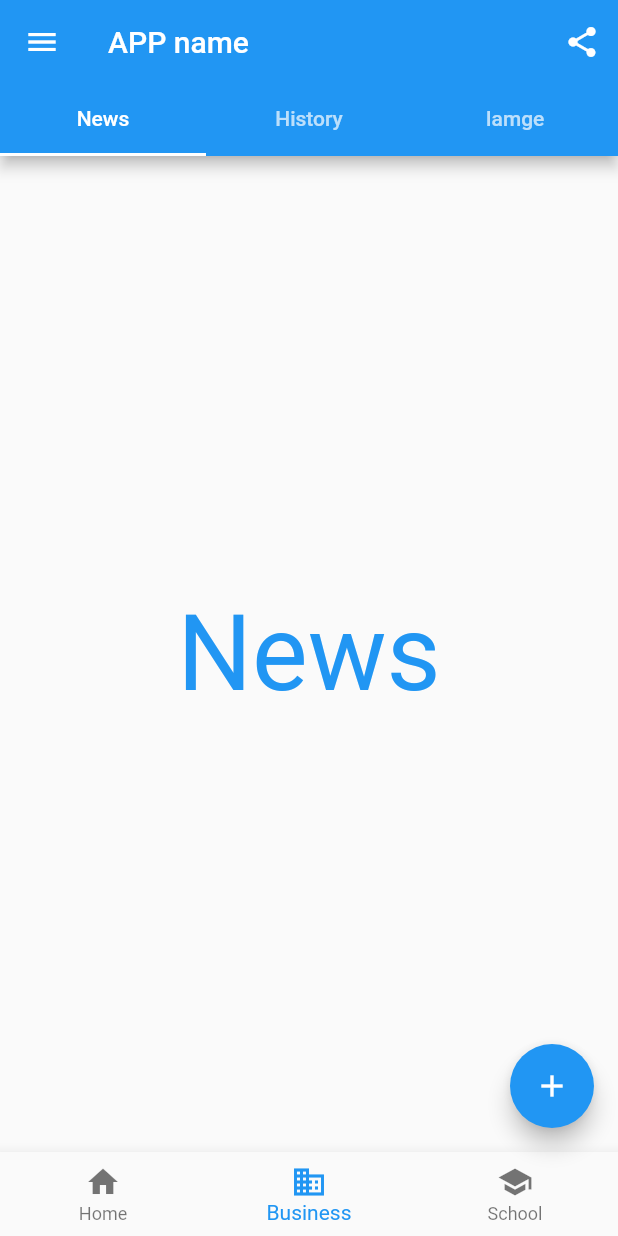
After one commit to hmhm7442/flutter_learn, a Flutter app: the screen it shows after launch, after a tap on the "android" icon, on a phone screen of 412 x 824 dp. The commit adds this screen. Run offline on Flutter 3.47's test engine with Material 2 defaults, Android fonts, the phone set to English and light mode, and no system bars.

Commit message:
add home demo

```diff
--- /dev/null
+++ b/lib/Home.dart
@@ -0,0 +1,123 @@
+import 'package:flutter/material.dart';
+
+class PageDemo extends StatefulWidget {
+  @override
+  State<StatefulWidget> createState() {
+    return PageDemoState();
+  }
+}
+
+class PageDemoState extends State with SingleTickerProviderStateMixin {
+  int _curIndex = 1;
+
+  TabController _tabController;
+  List tabs = ["News", "History", "Iamge"];
+
+  @override
+  void initState() {
+    super.initState();
+    _tabController = TabController(length: tabs.length, vsync: this);
+  }
+
+  void clickShare(BuildContext ctx) {
+    Scaffold.of(ctx).openDrawer();
+  }
+
+  void clickTab(int index) {
+    setState(() {
+      _curIndex = index;
+    });
+  }
+
+  void clickFloat() {}
+
+  @override
+  Widget build(BuildContext context) {
+    return Scaffold(
+      appBar: AppBar(
+        title: Text('APP name'),
+        actions: <Widget>[
+          IconButton(
+            icon: Icon(Icons.share),
+            onPressed: () {
+              clickShare(context);
+            },
+          )
+        ],
+        bottom: TabBar(
+          controller: _tabController,
+          tabs: tabs.map((t)=>Tab(text:t)).toList(),
+          // onTap: clickTab,
+        ),
+      ),
+      drawer: MyDrawer() ,
+      body: TabBarView(
+        controller: _tabController,
+        children: tabs.map((tab){
+          return Container(
+            alignment: Alignment.center,
+            child: Text(tab,textScaleFactor: 5,style: TextStyle(color: Colors.blue),),
+          );
+        }).toList(),
+      ),
+      bottomNavigationBar: BottomNavigationBar(
+        items: <BottomNavigationBarItem>[
+          BottomNavigationBarItem(icon: Icon(Icons.home), title: Text("Home")),
+          BottomNavigationBarItem(
+              icon: Icon(Icons.business), title: Text("Business")),
+          BottomNavigationBarItem(
+              icon: Icon(Icons.school), title: Text("School"))
+        ],
+        currentIndex: _curIndex,
+        fixedColor: Colors.blue,
+        onTap: clickTab,
+      ),
+
+      floatingActionButton: FloatingActionButton(
+        child: Icon(Icons.add),
+        onPressed: clickFloat,
+      ),
+    );
+  }
+}
+
+class MyDrawer  extends StatelessWidget{
+
+  @override
+  Widget build(BuildContext context) {
+    return Drawer(
+      child: MediaQuery.removePadding(
+        context: context,
+        removeTop: true,
+        child: Column(
+          crossAxisAlignment: CrossAxisAlignment.start,
+          children: <Widget>[
+            Padding(
+              padding: const EdgeInsets.only(top:38.0),
+              child: Row(
+                children: <Widget>[
+                  Padding(
+                    padding: const EdgeInsets.symmetric(horizontal: 16.0),
+                    child: ClipOval(
+                      child: Image.asset("images/octocat.png",width:80),
+                    ),
+                  ),
+                  Text("touny",style: TextStyle(fontWeight: FontWeight.bold),),
+                ],
+              ),
+            ),
+            Expanded(
+              child: ListView(
+                children: <Widget>[
+                  ListTile(leading: const Icon(Icons.add),title: const Text("Add account")),
+                  ListTile(leading: const Icon(Icons.settings),title: const Text("Manage accounts")),
+                ],
+              ),
+            )
+          ],
+        ),
+      ),
+    );
+  }
+
+}
--- a/lib/constans/PagesName.dart
+++ b/lib/constans/PagesName.dart
@@ -12,10 +12,15 @@ final PAGE_WIDGETS_IMAGE = "page_widgets_image";
 final page_widgets_check = "page_widgets_check";
 
 
-final page_list_widgets = "page_list_widgets";
+const page_list_widgets = "page_list_widgets";
+const page_list_layouts = "page_list_layouts";
+const page_list_container = "page_list_container";
 
-const page_list_layouts = "page_list_layouts";
+
+
 const page_row = "page_layout_row";
 const page_flex = "page_layout_flex";
 const page_wrap = 'page_layout_warp';
 const page_stack = 'page_layout_stack';
+
+const page_demo ="page_demo";
--- a/lib/main.dart
+++ b/lib/main.dart
@@ -1,7 +1,9 @@
 // This sample shows adding an action to an [AppBar] that opens a shopping cart.
 
 import 'package:flutter/material.dart';
+import 'package:learn/Home.dart';
 import 'package:learn/constans/PagesName.dart';
+import 'package:learn/containers/home.dart';
 import 'package:learn/layouts/Flex.dart';
 import 'package:learn/layouts/Row.dart';
 import 'package:learn/layouts/Stack.dart';
@@ -54,6 +56,9 @@ class MyApp extends StatelessWidget {
         page_flex: (context)=> PageFlex(),
         page_wrap:(context)=> PageWrap(),
         page_stack:(context)=>PageStack(),
+        page_list_container:(context)=>PageConstrained(),
+        page_demo :(context)=>PageDemo()
+
       }, //路由表
       home: MyStatelessWidget(),
     );
@@ -71,10 +76,10 @@ class MyStatelessWidget extends StatelessWidget {
           title: Text('Hello World'),
           actions: <Widget>[
             IconButton(
-              icon: Icon(Icons.shopping_cart),
+              icon: Icon(Icons.android),
               tooltip: 'Open shopping cart',
               onPressed: () {
-                Navigator.of(context).pushNamed(PAGE_LOGIN);
+                Navigator.of(context).pushNamed(page_demo);
               },
             ),
           ],
@@ -84,6 +89,7 @@ class MyStatelessWidget extends StatelessWidget {
             children: <Widget>[
               bd.Builder.buildListButtonItem("Widgets", page_list_widgets, context),
               bd.Builder.buildListButtonItem("Layouts", page_list_layouts, context),
+              bd.Builder.buildListButtonItem("Containers", page_list_container, context),
             ],
           ),
         ));
```
Also changed, not shown: lib/containers/home.dart (added, +44 -0 lines).
